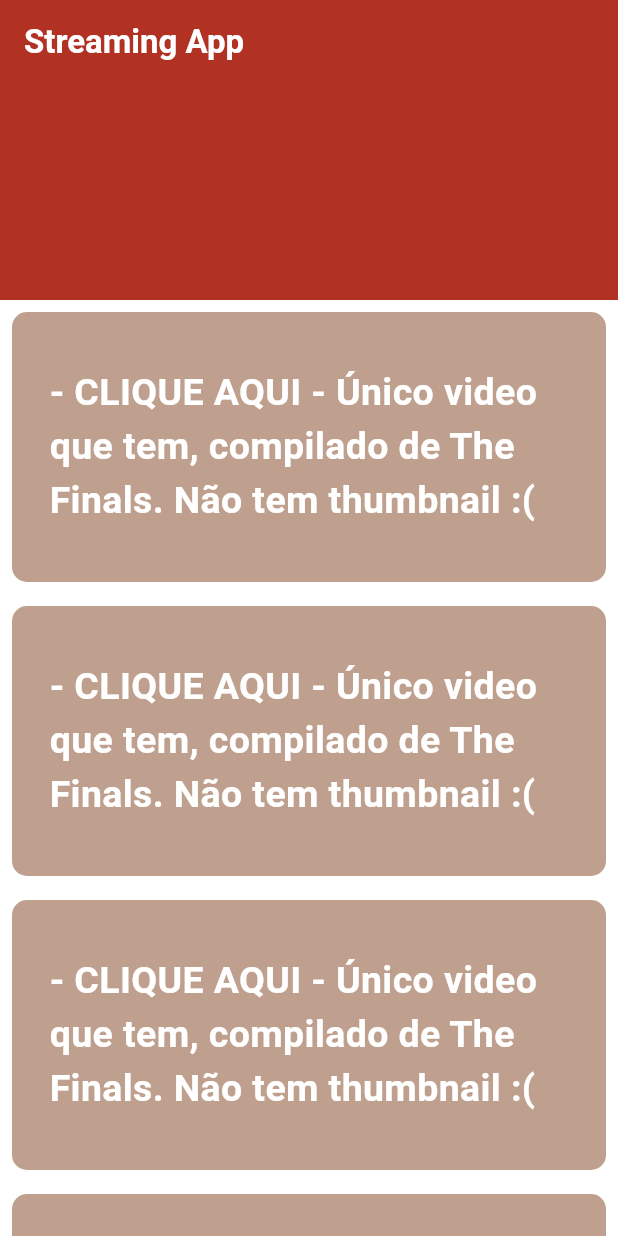
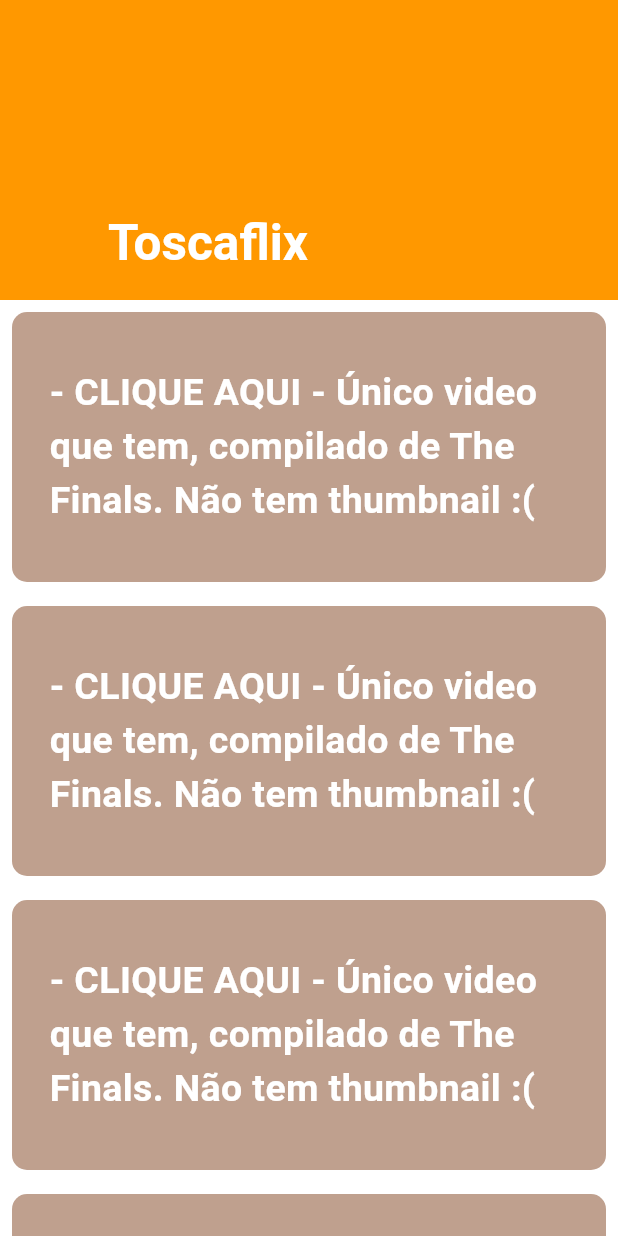
Before and after one commit to Matheus-Rossetti/streaming-app, a Flutter app: the screen it shows after launch, on a phone screen of 412 x 824 dp. Run offline on Flutter 3.47's test engine with Material 3 defaults, Android fonts, the phone set to English and light mode, and no system bars; our stand-ins replace video_player.

Commit message:
Refactor StreamingApp to StatefulWidget and update UI elements

```diff
--- a/lib/main.dart
+++ b/lib/main.dart
@@ -7,20 +7,20 @@ void main() {
 
 // COLORS: 0xff430027, B13123, CE6627, BFA08E, 300227
 
-class StreamingApp extends StatelessWidget {
+class StreamingApp extends StatefulWidget {
   const StreamingApp({super.key});
 
+  @override
+  State<StreamingApp> createState() => _StreamingAppState();
+}
+
+class _StreamingAppState extends State<StreamingApp> {
   @override
   Widget build(BuildContext context) {
     return MaterialApp(
       checkerboardOffscreenLayers: false,
-      title: 'Streaming App',
-      home: Center(
-        child: ConstrainedBox(
-          constraints: BoxConstraints(maxWidth: 500),
-          child: MainMenu(),
-        ),
-      ),
+      title: 'Toscaflix',
+      home: MainMenu(),
     );
   }
 }
@@ -40,17 +40,20 @@ class _MainMenuState extends State<MainMenu> {
       body: CustomScrollView(
         slivers: <Widget>[
           SliverAppBar(
-            title: Text(
-              'Streaming App',
-              style: TextStyle(
-                color: Colors.white,
-                fontWeight: FontWeight.bold,
-              ),
-            ),
-            backgroundColor: Color(0xffB13123),
+            backgroundColor: Colors.orange,
             pinned: true,
             floating: true,
             expandedHeight: 200,
+            stretch: true,
+            flexibleSpace: FlexibleSpaceBar(
+              title: Text(
+                'Toscaflix',
+                style: TextStyle(
+                  color: Colors.white,
+                  fontWeight: FontWeight.bold,
+                ),
+              ),
+            ),
           ),
           SliverList(
             delegate: SliverChildBuilderDelegate(
--- a/pubspec.yaml
+++ b/pubspec.yaml
@@ -57,6 +57,7 @@ flutter:
   # included with your application, so that you can use the icons in
   # the material Icons class.
   uses-material-design: true
+  assets:
 
   # To add assets to your application, add an assets section, like this:
   # assets:
```
Also changed, not shown: lib/video_player.dart (+14 -4 lines).
